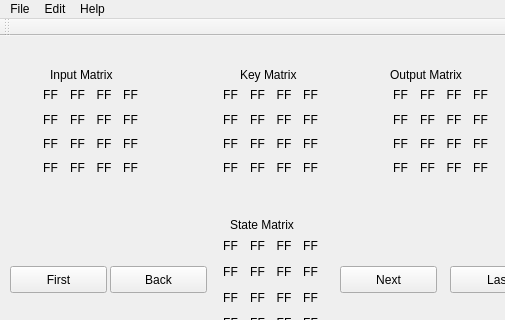
Qt form ui/mainwindow.ui (giovanirinaldi/YAAES) before a commit; both pictures show x 0 to 505 and y 0 to 320 of the 640 by 480 pixel window.
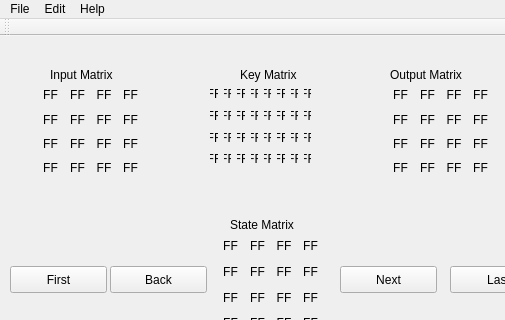
The same form after that commit.

The edit to the form file:
```diff
--- a/ui/mainwindow.ui
+++ b/ui/mainwindow.ui
@@ -623,230 +623,14 @@
    <widget class="QWidget" name="gridLayoutWidget_4">
     <property name="geometry">
      <rect>
-      <x>220</x>
+      <x>210</x>
       <y>50</y>
       <width>101</width>
-      <height>91</height>
+      <height>81</height>
      </rect>
     </property>
     <layout class="QGridLayout" name="layoutKeyMatrix">
-     <item row="2" column="3">
-      <widget class="QLabel" name="keyByte13">
-       <property name="font">
-        <font>
-         <kerning>true</kerning>
-        </font>
-       </property>
-       <property name="layoutDirection">
-        <enum>Qt::LeftToRight</enum>
-       </property>
-       <property name="text">
-        <string>FF</string>
-       </property>
-       <property name="alignment">
-        <set>Qt::AlignCenter</set>
-       </property>
-      </widget>
-     </item>
-     <item row="4" column="3">
-      <widget class="QLabel" name="keyByte15">
-       <property name="font">
-        <font>
-         <kerning>true</kerning>
-        </font>
-       </property>
-       <property name="layoutDirection">
-        <enum>Qt::LeftToRight</enum>
-       </property>
-       <property name="text">
-        <string>FF</string>
-       </property>
-       <property name="alignment">
-        <set>Qt::AlignCenter</set>
-       </property>
-      </widget>
-     </item>
-     <item row="1" column="3">
-      <widget class="QLabel" name="keyByte12">
-       <property name="font">
-        <font>
-         <kerning>true</kerning>
-        </font>
-       </property>
-       <property name="layoutDirection">
-        <enum>Qt::LeftToRight</enum>
-       </property>
-       <property name="text">
-        <string>FF</string>
-       </property>
-       <property name="alignment">
-        <set>Qt::AlignCenter</set>
-       </property>
-      </widget>
-     </item>
-     <item row="3" column="3">
-      <widget class="QLabel" name="keyByte14">
-       <property name="font">
-        <font>
-         <kerning>true</kerning>
-        </font>
-       </property>
-       <property name="layoutDirection">
-        <enum>Qt::LeftToRight</enum>
-       </property>
-       <property name="text">
-        <string>FF</string>
-       </property>
-       <property name="alignment">
-        <set>Qt::AlignCenter</set>
-       </property>
-      </widget>
-     </item>
-     <item row="2" column="2">
-      <widget class="QLabel" name="keyByte09">
-       <property name="font">
-        <font>
-         <kerning>true</kerning>
-        </font>
-       </property>
-       <property name="layoutDirection">
-        <enum>Qt::LeftToRight</enum>
-       </property>
-       <property name="text">
-        <string>FF</string>
-       </property>
-       <property name="alignment">
-        <set>Qt::AlignCenter</set>
-       </property>
-      </widget>
-     </item>
-     <item row="3" column="2">
-      <widget class="QLabel" name="keyByte10">
-       <property name="font">
-        <font>
-         <kerning>true</kerning>
-        </font>
-       </property>
-       <property name="layoutDirection">
-        <enum>Qt::LeftToRight</enum>
-       </property>
-       <property name="text">
-        <string>FF</string>
-       </property>
-       <property name="alignment">
-        <set>Qt::AlignCenter</set>
-       </property>
-      </widget>
-     </item>
-     <item row="4" column="2">
-      <widget class="QLabel" name="keyByte11">
-       <property name="font">
-        <font>
-         <kerning>true</kerning>
-        </font>
-       </property>
-       <property name="layoutDirection">
-        <enum>Qt::LeftToRight</enum>
-       </property>
-       <property name="text">
-        <string>FF</string>
-       </property>
-       <property name="alignment">
-        <set>Qt::AlignCenter</set>
-       </property>
-      </widget>
-     </item>
-     <item row="1" column="2">
-      <widget class="QLabel" name="keyByte08">
-       <property name="font">
-        <font>
-         <kerning>true</kerning>
-        </font>
-       </property>
-       <property name="layoutDirection">
-        <enum>Qt::LeftToRight</enum>
-       </property>
-       <property name="text">
-        <string>FF</string>
-       </property>
-       <property name="alignment">
-        <set>Qt::AlignCenter</set>
-       </property>
-      </widget>
-     </item>
-     <item row="2" column="1">
-      <widget class="QLabel" name="keyByte05">
-       <property name="font">
-        <font>
-         <kerning>true</kerning>
-        </font>
-       </property>
-       <property name="layoutDirection">
-        <enum>Qt::LeftToRight</enum>
-       </property>
-       <property name="text">
-        <string>FF</string>
-       </property>
-       <property name="alignment">
-        <set>Qt::AlignCenter</set>
-       </property>
-      </widget>
-     </item>
-     <item row="3" column="1">
-      <widget class="QLabel" name="keyByte06">
-       <property name="font">
-        <font>
-         <kerning>true</kerning>
-        </font>
-       </property>
-       <property name="layoutDirection">
-        <enum>Qt::LeftToRight</enum>
-       </property>
-       <property name="text">
-        <string>FF</string>
-       </property>
-       <property name="alignment">
-        <set>Qt::AlignCenter</set>
-       </property>
-      </widget>
-     </item>
-     <item row="4" column="1">
-      <widget class="QLabel" name="keyByte07">
-       <property name="font">
-        <font>
-         <kerning>true</kerning>
-        </font>
-       </property>
-       <property name="layoutDirection">
-        <enum>Qt::LeftToRight</enum>
-       </property>
-       <property name="text">
-        <string>FF</string>
-       </property>
-       <property name="alignment">
-        <set>Qt::AlignCenter</set>
-       </property>
-      </widget>
-     </item>
-     <item row="1" column="1">
-      <widget class="QLabel" name="keyByte04">
-       <property name="font">
-        <font>
-         <kerning>true</kerning>
-        </font>
-       </property>
-       <property name="layoutDirection">
-        <enum>Qt::LeftToRight</enum>
-       </property>
-       <property name="text">
-        <string>FF</string>
-       </property>
-       <property name="alignment">
-        <set>Qt::AlignCenter</set>
-       </property>
-      </widget>
-     </item>
-     <item row="1" column="0">
+     <item row="0" column="0">
       <widget class="QLabel" name="keyByte00">
        <property name="font">
         <font>
@@ -864,7 +648,7 @@
        </property>
       </widget>
      </item>
-     <item row="2" column="0">
+     <item row="1" column="0">
       <widget class="QLabel" name="keyByte01">
        <property name="font">
         <font>
@@ -882,7 +666,7 @@
        </property>
       </widget>
      </item>
-     <item row="3" column="0">
+     <item row="2" column="0">
       <widget class="QLabel" name="keyByte02">
        <property name="font">
         <font>
@@ -900,7 +684,7 @@
        </property>
       </widget>
      </item>
-     <item row="4" column="0">
+     <item row="3" column="0">
       <widget class="QLabel" name="keyByte03">
        <property name="font">
         <font>
@@ -918,6 +702,510 @@
        </property>
       </widget>
      </item>
+     <item row="0" column="1">
+      <widget class="QLabel" name="keyByte04">
+       <property name="font">
+        <font>
+         <kerning>true</kerning>
+        </font>
+       </property>
+       <property name="layoutDirection">
+        <enum>Qt::LeftToRight</enum>
+       </property>
+       <property name="text">
+        <string>FF</string>
+       </property>
+       <property name="alignment">
+        <set>Qt::AlignCenter</set>
+       </property>
+      </widget>
+     </item>
+     <item row="1" column="1">
+      <widget class="QLabel" name="keyByte05">
+       <property name="font">
+        <font>
+         <kerning>true</kerning>
+        </font>
+       </property>
+       <property name="layoutDirection">
+        <enum>Qt::LeftToRight</enum>
+       </property>
+       <property name="text">
+        <string>FF</string>
+       </property>
+       <property name="alignment">
+        <set>Qt::AlignCenter</set>
+       </property>
+      </widget>
+     </item>
+     <item row="2" column="1">
+      <widget class="QLabel" name="keyByte06">
+       <property name="font">
+        <font>
+         <kerning>true</kerning>
+        </font>
+       </property>
+       <property name="layoutDirection">
+        <enum>Qt::LeftToRight</enum>
+       </property>
+       <property name="text">
+        <string>FF</string>
+       </property>
+       <property name="alignment">
+        <set>Qt::AlignCenter</set>
+       </property>
+      </widget>
+     </item>
+     <item row="3" column="1">
+      <widget class="QLabel" name="keyByte07">
+       <property name="font">
+        <font>
+         <kerning>true</kerning>
+        </font>
+       </property>
+       <property name="layoutDirection">
+        <enum>Qt::LeftToRight</enum>
+       </property>
+       <property name="text">
+        <string>FF</string>
+       </property>
+       <property name="alignment">
+        <set>Qt::AlignCenter</set>
+       </property>
+      </widget>
+     </item>
+     <item row="0" column="2">
+      <widget class="QLabel" name="keyByte08">
+       <property name="font">
+        <font>
+         <kerning>true</kerning>
+        </font>
+       </property>
+       <property name="layoutDirection">
+        <enum>Qt::LeftToRight</enum>
+       </property>
+       <property name="text">
+        <string>FF</string>
+       </property>
+       <property name="alignment">
+        <set>Qt::AlignCenter</set>
+       </property>
+      </widget>
+     </item>
+     <item row="1" column="2">
+      <widget class="QLabel" name="keyByte09">
+       <property name="font">
+        <font>
+         <kerning>true</kerning>
+        </font>
+       </property>
+       <property name="layoutDirection">
+        <enum>Qt::LeftToRight</enum>
+       </property>
+       <property name="text">
+        <string>FF</string>
+       </property>
+       <property name="alignment">
+        <set>Qt::AlignCenter</set>
+       </property>
+      </widget>
+     </item>
+     <item row="2" column="2">
+      <widget class="QLabel" name="keyByte10">
+       <property name="font">
+        <font>
+         <kerning>true</kerning>
+        </font>
+       </property>
+       <property name="layoutDirection">
+        <enum>Qt::LeftToRight</enum>
+       </property>
+       <property name="text">
+        <string>FF</string>
+       </property>
+       <property name="alignment">
+        <set>Qt::AlignCenter</set>
+       </property>
+      </widget>
+     </item>
+     <item row="3" column="2">
+      <widget class="QLabel" name="keyByte11">
+       <property name="font">
+        <font>
+         <kerning>true</kerning>
+        </font>
+       </property>
+       <property name="layoutDirection">
+        <enum>Qt::LeftToRight</enum>
+       </property>
+       <property name="text">
+        <string>FF</string>
+       </property>
+       <property name="alignment">
+        <set>Qt::AlignCenter</set>
+       </property>
+      </widget>
+     </item>
+     <item row="0" column="3">
+      <widget class="QLabel" name="keyByte12">
+       <property name="font">
+        <font>
+         <kerning>true</kerning>
+        </font>
+       </property>
+       <property name="layoutDirection">
+        <enum>Qt::LeftToRight</enum>
+       </property>
+       <property name="text">
+        <string>FF</string>
+       </property>
+       <property name="alignment">
+        <set>Qt::AlignCenter</set>
+       </property>
+      </widget>
+     </item>
+     <item row="1" column="3">
+      <widget class="QLabel" name="keyByte13">
+       <property name="font">
+        <font>
+         <kerning>true</kerning>
+        </font>
+       </property>
+       <property name="layoutDirection">
+        <enum>Qt::LeftToRight</enum>
+       </property>
+       <property name="text">
+        <string>FF</string>
+       </property>
+       <property name="alignment">
+        <set>Qt::AlignCenter</set>
+       </property>
+      </widget>
+     </item>
+     <item row="2" column="3">
+      <widget class="QLabel" name="keyByte14">
+       <property name="font">
+        <font>
+         <kerning>true</kerning>
+        </font>
+       </property>
+       <property name="layoutDirection">
+        <enum>Qt::LeftToRight</enum>
+       </property>
+       <property name="text">
+        <string>FF</string>
+       </property>
+       <property name="alignment">
+        <set>Qt::AlignCenter</set>
+       </property>
+      </widget>
+     </item>
+     <item row="3" column="3">
+      <widget class="QLabel" name="keyByte15">
+       <property name="font">
+        <font>
+         <kerning>true</kerning>
+        </font>
+       </property>
+       <property name="layoutDirection">
+        <enum>Qt::LeftToRight</enum>
+       </property>
+       <property name="text">
+        <string>FF</string>
+       </property>
+       <property name="alignment">
+        <set>Qt::AlignCenter</set>
+       </property>
+      </widget>
+     </item>
+     <item row="0" column="4">
+      <widget class="QLabel" name="keyByte16">
+       <property name="font">
+        <font>
+         <kerning>true</kerning>
+        </font>
+       </property>
+       <property name="layoutDirection">
+        <enum>Qt::LeftToRight</enum>
+       </property>
+       <property name="text">
+        <string>FF</string>
+       </property>
+       <property name="alignment">
+        <set>Qt::AlignCenter</set>
+       </property>
+      </widget>
+     </item>
+     <item row="1" column="4">
+      <widget class="QLabel" name="keyByte17">
+       <property name="font">
+        <font>
+         <kerning>true</kerning>
+        </font>
+       </property>
+       <property name="layoutDirection">
+        <enum>Qt::LeftToRight</enum>
+       </property>
+       <property name="text">
+        <string>FF</string>
+       </property>
+       <property name="alignment">
+        <set>Qt::AlignCenter</set>
+       </property>
+      </widget>
+     </item>
+     <item row="2" column="4">
+      <widget class="QLabel" name="keyByte18">
+       <property name="font">
+        <font>
+         <kerning>true</kerning>
+        </font>
+       </property>
+       <property name="layoutDirection">
+        <enum>Qt::LeftToRight</enum>
+       </property>
+       <property name="text">
+        <string>FF</string>
+       </property>
+       <property name="alignment">
+        <set>Qt::AlignCenter</set>
+       </property>
+      </widget>
+     </item>
+     <item row="3" column="4">
+      <widget class="QLabel" name="keyByte19">
+       <property name="font">
+        <font>
+         <kerning>true</kerning>
+        </font>
+       </property>
+       <property name="layoutDirection">
+        <enum>Qt::LeftToRight</enum>
+       </property>
+       <property name="text">
+        <string>FF</string>
+       </property>
+       <property name="alignment">
+        <set>Qt::AlignCenter</set>
+       </property>
+      </widget>
+     </item>
+     <item row="0" column="5">
+      <widget class="QLabel" name="keyByte20">
+       <property name="font">
+        <font>
+         <kerning>true</kerning>
+        </font>
+       </property>
+       <property name="layoutDirection">
+        <enum>Qt::LeftToRight</enum>
+       </property>
+       <property name="text">
+        <string>FF</string>
+       </property>
+       <property name="alignment">
+        <set>Qt::AlignCenter</set>
+       </property>
+      </widget>
+     </item>
+     <item row="1" column="5">
+      <widget class="QLabel" name="keyByte21">
+       <property name="font">
+        <font>
+         <kerning>true</kerning>
+        </font>
+       </property>
+       <property name="layoutDirection">
+        <enum>Qt::LeftToRight</enum>
+       </property>
+       <property name="text">
+        <string>FF</string>
+       </property>
+       <property name="alignment">
+        <set>Qt::AlignCenter</set>
+       </property>
+      </widget>
+     </item>
+     <item row="2" column="5">
+      <widget class="QLabel" name="keyByte22">
+       <property name="font">
+        <font>
+         <kerning>true</kerning>
+        </font>
+       </property>
+       <property name="layoutDirection">
+        <enum>Qt::LeftToRight</enum>
+       </property>
+       <property name="text">
+        <string>FF</string>
+       </property>
+       <property name="alignment">
+        <set>Qt::AlignCenter</set>
+       </property>
+      </widget>
+     </item>
+     <item row="3" column="5">
+      <widget class="QLabel" name="keyByte23">
+       <property name="font">
+        <font>
+         <kerning>true</kerning>
+        </font>
+       </property>
+       <property name="layoutDirection">
+        <enum>Qt::LeftToRight</enum>
+       </property>
+       <property name="text">
+        <string>FF</string>
+       </property>
+       <property name="alignment">
+        <set>Qt::AlignCenter</set>
+       </property>
+      </widget>
+     </item>
+     <item row="0" column="6">
+      <widget class="QLabel" name="keyByte24">
+       <property name="font">
+        <font>
+         <kerning>true</kerning>
+        </font>
+       </property>
+       <property name="layoutDirection">
+        <enum>Qt::LeftToRight</enum>
+       </property>
+       <property name="text">
+        <string>FF</string>
+       </property>
+       <property name="alignment">
+        <set>Qt::AlignCenter</set>
+       </property>
+      </widget>
+     </item>
+     <item row="1" column="6">
+      <widget class="QLabel" name="keyByte25">
+       <property name="font">
+        <font>
+         <kerning>true</kerning>
+        </font>
+       </property>
+       <property name="layoutDirection">
+        <enum>Qt::LeftToRight</enum>
+       </property>
+       <property name="text">
+        <string>FF</string>
+       </property>
+       <property name="alignment">
+        <set>Qt::AlignCenter</set>
+       </property>
+      </widget>
+     </item>
+     <item row="2" column="6">
+      <widget class="QLabel" name="keyByte26">
+       <property name="font">
+        <font>
+         <kerning>true</kerning>
+        </font>
+       </property>
+       <property name="layoutDirection">
+        <enum>Qt::LeftToRight</enum>
+       </property>
+       <property name="text">
+        <string>FF</string>
+       </property>
+       <property name="alignment">
+        <set>Qt::AlignCenter</set>
+       </property>
+      </widget>
+     </item>
+     <item row="3" column="6">
+      <widget class="QLabel" name="keyByte27">
+       <property name="font">
+        <font>
+         <kerning>true</kerning>
+        </font>
+       </property>
+       <property name="layoutDirection">
+        <enum>Qt::LeftToRight</enum>
+       </property>
+       <property name="text">
+        <string>FF</string>
+       </property>
+       <property name="alignment">
+        <set>Qt::AlignCenter</set>
+       </property>
+      </widget>
+     </item>
+     <item row="0" column="7">
+      <widget class="QLabel" name="keyByte28">
+       <property name="font">
+        <font>
+         <kerning>true</kerning>
+        </font>
+       </property>
+       <property name="layoutDirection">
+        <enum>Qt::LeftToRight</enum>
+       </property>
+       <property name="text">
+        <string>FF</string>
+       </property>
+       <property name="alignment">
+        <set>Qt::AlignCenter</set>
+       </property>
+      </widget>
+     </item>
+     <item row="1" column="7">
+      <widget class="QLabel" name="keyByte29">
+       <property name="font">
+        <font>
+         <kerning>true</kerning>
+        </font>
+       </property>
+       <property name="layoutDirection">
+        <enum>Qt::LeftToRight</enum>
+       </property>
+       <property name="text">
+        <string>FF</string>
+       </property>
+       <property name="alignment">
+        <set>Qt::AlignCenter</set>
+       </property>
+      </widget>
+     </item>
+     <item row="2" column="7">
+      <widget class="QLabel" name="keyByte30">
+       <property name="font">
+        <font>
+         <kerning>true</kerning>
+        </font>
+       </property>
+       <property name="layoutDirection">
+        <enum>Qt::LeftToRight</enum>
+       </property>
+       <property name="text">
+        <string>FF</string>
+       </property>
+       <property name="alignment">
+        <set>Qt::AlignCenter</set>
+       </property>
+      </widget>
+     </item>
+     <item row="3" column="7">
+      <widget class="QLabel" name="keyByte31">
+       <property name="font">
+        <font>
+         <kerning>true</kerning>
+        </font>
+       </property>
+       <property name="layoutDirection">
+        <enum>Qt::LeftToRight</enum>
+       </property>
+       <property name="text">
+        <string>FF</string>
+       </property>
+       <property name="alignment">
+        <set>Qt::AlignCenter</set>
+       </property>
+      </widget>
+     </item>
     </layout>
    </widget>
    <widget class="QWidget" name="gridLayoutWidget_5">
```
Left out of the diff: 2 changed lines with no effect on the pictures.
